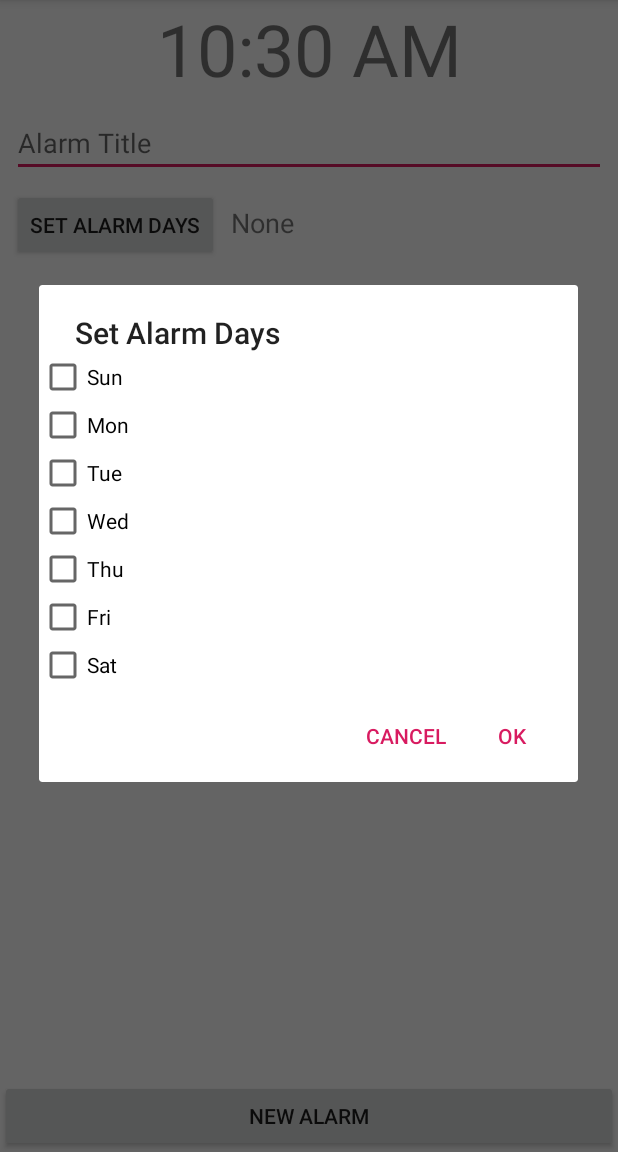
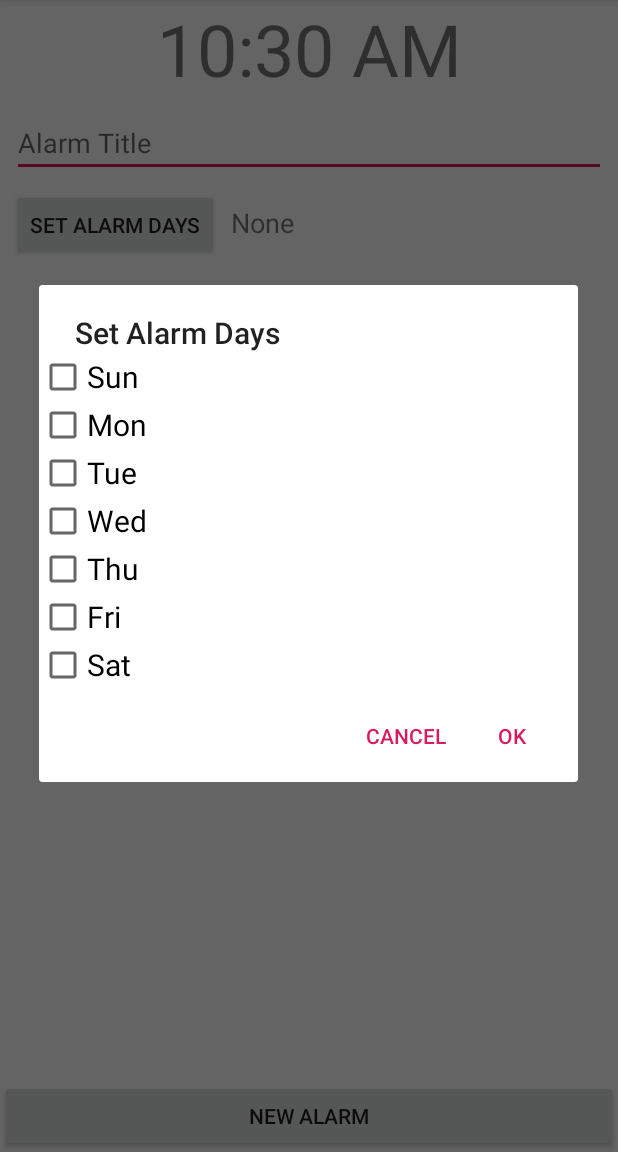
Before and after one commit to cabrito/SleeperBot, an Android app: the SetAlarmActivity screen opened directly, with no data from a screen before it, after a tap on "SET ALARM DAYS", on a phone screen of 412 x 824 dp, the part 84-1236 px from its top. Run offline under Robolectric (Android 15) with nearby library versions, the phone set to English and light mode, and no system bars.

Commit message:
DaysOfWeekDialog now functions properly for new alarms.

```diff
--- a/app/src/main/java/io/github/cabrito/sleeperbot/activities/SetAlarmActivity.java
+++ b/app/src/main/java/io/github/cabrito/sleeperbot/activities/SetAlarmActivity.java
@@ -8,7 +8,6 @@ import android.content.Intent;
 import android.content.SharedPreferences;
 import android.support.v7.app.AppCompatActivity;
 import android.os.Bundle;
-import android.text.format.DateFormat;
 import android.view.View;
 import android.widget.Button;
 import android.widget.EditText;
@@ -25,6 +24,7 @@ import io.github.cabrito.sleeperbot.fragments.DaysOfWeekDialog;
 import io.github.cabrito.sleeperbot.fragments.TimePickerFragment;
 import io.github.cabrito.sleeperbot.util.Alarm;
 import io.github.cabrito.sleeperbot.util.AlarmReceiver;
+import io.github.cabrito.sleeperbot.util.UtilTime;
 
 public class SetAlarmActivity extends AppCompatActivity implements  TimePickerDialog.OnTimeSetListener,
                                                                     DaysOfWeekDialog.DaysOfWeekDialogListener
@@ -33,7 +33,7 @@ public class SetAlarmActivity extends AppCompatActivity implements  TimePickerDi
     TextView timeTextView;
     TextView daysTextView;
     EditText alarmTitleField;
-    boolean[] daysSet;
+    boolean[] daysActivated;
 
     @Override
     protected void onCreate(Bundle savedInstanceState)
@@ -41,6 +41,7 @@ public class SetAlarmActivity extends AppCompatActivity implements  TimePickerDi
         super.onCreate(savedInstanceState);
         setContentView(R.layout.activity_set_alarm);
 
+        // TODO: Reuse this screen for existing alarms by grabbing an Intent with args
         timeTextView = (TextView) findViewById(R.id.textview_activity_setalarm_time);
         daysTextView = (TextView) findViewById(R.id.textview_activity_setalarm_daysofweek);
         alarmTitleField = (EditText) findViewById(R.id.edittext_activity_setalarm_alarmtitle);
@@ -51,12 +52,11 @@ public class SetAlarmActivity extends AppCompatActivity implements  TimePickerDi
         if(savedInstanceState == null)
         {
             calendar = Calendar.getInstance();
-            timeTextView.setText(formatTime(calendar));
+            timeTextView.setText(UtilTime.formatTime(this, calendar));
         }
 
-        // TODO: Make method to detect if all days are false
-        if (isNoDaySet(daysSet))
-            daysTextView.setText(R.string.activity_setalarm_none);
+        // Go ahead and put the days the alarm should be activating
+        daysTextView.setText(UtilTime.daysActivated(this, daysActivated));
 
         // Set the appropriate listeners
         button.setOnClickListener(new View.OnClickListener()
@@ -104,7 +104,14 @@ public class SetAlarmActivity extends AppCompatActivity implements  TimePickerDi
         calendar.set(Calendar.SECOND, 0);
 
         // Put the locale-aware text in the view
-        timeTextView.setText(formatTime(calendar));
+        timeTextView.setText(UtilTime.formatTime(this, calendar));
+    }
+
+    @Override
+    public void checkDays(boolean[] daysOfWeek)
+    {
+        this.daysActivated = daysOfWeek;
+        daysTextView.setText(UtilTime.daysActivated(this, daysActivated));
     }
 
     // NOTE: Android calls onCreate(), onSaveInstanceState(), and onRestoreInstanceState() in that order!
@@ -118,6 +125,7 @@ public class SetAlarmActivity extends AppCompatActivity implements  TimePickerDi
         super.onSaveInstanceState(outState);
         outState.putInt("hour", calendar.get(Calendar.HOUR_OF_DAY));
         outState.putInt("minute", calendar.get(Calendar.MINUTE));
+        outState.putBooleanArray("daysActivated", daysActivated);
     }
 
     @Override
@@ -128,12 +136,12 @@ public class SetAlarmActivity extends AppCompatActivity implements  TimePickerDi
         calendar = Calendar.getInstance();
         calendar.set(Calendar.HOUR_OF_DAY, savedInstanceState.getInt("hour"));
         calendar.set(Calendar.MINUTE, savedInstanceState.getInt("minute"));
+        daysActivated = savedInstanceState.getBooleanArray("daysActivated");
 
-        // Put the locale-aware text in the view
-        timeTextView.setText(formatTime(calendar));
+        // Put the locale-aware text in the views
+        timeTextView.setText(UtilTime.formatTime(this, calendar));
+        daysTextView.setText(UtilTime.daysActivated(this, daysActivated));
 
-        // TODO: URGENT!!! Rotation does not preserve the days set.
-        formatDaysText();
     }
 
     /**
@@ -157,7 +165,7 @@ public class SetAlarmActivity extends AppCompatActivity implements  TimePickerDi
         Alarm alarm = new Alarm(
                 alarmTitleField.getText().toString(),
                 c.get(Calendar.HOUR_OF_DAY), c.get(Calendar.MINUTE),
-                daysSet,
+                daysActivated,
                 true);
 
         SharedPreferences alarmsPreferences = getSharedPreferences(
@@ -174,67 +182,15 @@ public class SetAlarmActivity extends AppCompatActivity implements  TimePickerDi
         finish();
     }
 
-    /**
-     * Formats the time specific to the device's locale
-     * @param c Calendar containing a specific time.
-     * @return  Formatted time as a String, such as "22:04" or "10:04 PM".
-     */
-    private String formatTime(Calendar c)
-    {
-        return DateFormat.getTimeFormat(this).format(c.getTime());
-    }
-
     private void openDaysOfWeekDialog()
     {
+        Bundle args = new Bundle();
+        if (daysActivated != null)
+            args.putBooleanArray("daysActivated", daysActivated);
+        else
+            args.putBooleanArray("daysActivated", new boolean[7]);
         DaysOfWeekDialog dialog = new DaysOfWeekDialog();
+        dialog.setArguments(args);
         dialog.show(getSupportFragmentManager(), "Days of Week Dialog");
     }
-
-    @Override
-    public void checkDays(boolean[] daysOfWeek)
-    {
-        this.daysSet = daysOfWeek;
-        formatDaysText();
-    }
-
-    private void formatDaysText()
-    {
-        if (daysSet == null)
-        {
-            daysTextView.setText(R.string.activity_setalarm_none);
-            return;
-        }
-
-        // TODO: Avoid hard-coding the language here.
-        String[] daysOfWeek = new String[]{
-                "Sun",
-                "Mon",
-                "Tue",
-                "Wed",
-                "Thu",
-                "Fri",
-                "Sat"};
-        StringBuilder sb = new StringBuilder();
-        for (int i = 0; i < daysOfWeek.length; i++)
-        {
-            if (daysSet[i])
-            {
-                sb.append(daysOfWeek[i]).append(" ");
-            }
-        }
-        daysTextView.setText(sb.toString());
-    }
-
-    private boolean isNoDaySet(boolean[] days)
-    {
-        if (days == null)
-            return true;
-
-        for (boolean b : days)
-        {
-            if (b)
-                return false;
-        }
-        return true;
-    }
 }
--- a/app/src/main/java/io/github/cabrito/sleeperbot/fragments/DaysOfWeekDialog.java
+++ b/app/src/main/java/io/github/cabrito/sleeperbot/fragments/DaysOfWeekDialog.java
@@ -22,6 +22,7 @@ public class DaysOfWeekDialog extends AppCompatDialogFragment
                         friday,
                         saturday;
     private DaysOfWeekDialogListener listener;
+    private boolean[] days;
     private final int NUMBER_OF_DAYS_IN_WEEK = 7;
 
     @Override
@@ -33,13 +34,16 @@ public class DaysOfWeekDialog extends AppCompatDialogFragment
         View view = layoutInflater.inflate(R.layout.layout_dialog_daysofweek, null);
 
         // Find all the checkboxes
-        sunday = view.findViewById(R.id.checkbox_dialog_daysofweek_sunday);
-        monday = view.findViewById(R.id.checkbox_dialog_daysofweek_monday);
-        tuesday = view.findViewById(R.id.checkbox_dialog_daysofweek_tuesday);
-        wednesday = view.findViewById(R.id.checkbox_dialog_daysofweek_wednesday);
-        thursday = view.findViewById(R.id.checkbox_dialog_daysofweek_thursday);
-        friday = view.findViewById(R.id.checkbox_dialog_daysofweek_friday);
-        saturday = view.findViewById(R.id.checkbox_dialog_daysofweek_saturday);
+        sunday      = view.findViewById(R.id.checkbox_dialog_daysofweek_sunday);
+        monday      = view.findViewById(R.id.checkbox_dialog_daysofweek_monday);
+        tuesday     = view.findViewById(R.id.checkbox_dialog_daysofweek_tuesday);
+        wednesday   = view.findViewById(R.id.checkbox_dialog_daysofweek_wednesday);
+        thursday    = view.findViewById(R.id.checkbox_dialog_daysofweek_thursday);
+        friday      = view.findViewById(R.id.checkbox_dialog_daysofweek_friday);
+        saturday    = view.findViewById(R.id.checkbox_dialog_daysofweek_saturday);
+
+        days = getArguments().getBooleanArray("daysActivated");
+        initCheckboxes(days);
 
         builder.setView(view)
                 .setTitle(R.string.dialog_set_daysofweek_title)
@@ -48,8 +52,6 @@ public class DaysOfWeekDialog extends AppCompatDialogFragment
                     @Override
                     public void onClick(DialogInterface dialog, int which)
                     {
-                        boolean[] days = new boolean[NUMBER_OF_DAYS_IN_WEEK];
-
                         days[0] = sunday.isChecked();
                         days[1] = monday.isChecked();
                         days[2] = tuesday.isChecked();
@@ -86,6 +88,20 @@ public class DaysOfWeekDialog extends AppCompatDialogFragment
         }
     }
 
+    private void initCheckboxes(boolean[] daysActivated)
+    {
+        if (daysActivated != null)
+        {
+            sunday.setChecked(daysActivated[0]);
+            monday.setChecked(daysActivated[1]);
+            tuesday.setChecked(daysActivated[2]);
+            wednesday.setChecked(daysActivated[3]);
+            thursday.setChecked(daysActivated[4]);
+            friday.setChecked(daysActivated[5]);
+            saturday.setChecked(daysActivated[6]);
+        }
+    }
+
     public interface DaysOfWeekDialogListener
     {
         void checkDays(boolean[] daysOfWeek);
--- a/app/src/main/java/io/github/cabrito/sleeperbot/util/UtilTime.java
+++ b/app/src/main/java/io/github/cabrito/sleeperbot/util/UtilTime.java
@@ -49,7 +49,7 @@ public class UtilTime
         return DateFormat.getTimeFormat(context).format(c.getTime());
     }
 
-    private static boolean isWeekendsOnly(boolean[] daysArray)
+    private static boolean isWeekdaysOnly(boolean[] daysArray)
     {
         // If either Sun or Sat are activated, it's not weekdays only
         if (daysArray[0] || daysArray[NUMBER_OF_DAYS_OF_WEEK - 1])
@@ -66,7 +66,7 @@ public class UtilTime
         return true;
     }
 
-    private static boolean isWeekdaysOnly(boolean[] daysArray)
+    private static boolean isWeekendsOnly(boolean[] daysArray)
     {
         // If neither Sun nor Sat are activated, it's not weekends only.
         if (!daysArray[0] || !daysArray[NUMBER_OF_DAYS_OF_WEEK - 1])
--- a/app/src/main/res/layout/layout_dialog_daysofweek.xml
+++ b/app/src/main/res/layout/layout_dialog_daysofweek.xml
@@ -3,6 +3,7 @@
     xmlns:android="http://schemas.android.com/apk/res/android"
     android:layout_width="match_parent"
     android:layout_height="match_parent"
+    android:layout_margin="16dp"
     android:orientation="vertical">
 
     <CheckBox
@@ -10,48 +11,48 @@
         android:layout_width="wrap_content"
         android:layout_height="wrap_content"
         android:text="@string/short_sunday"
-        android:textSize="14sp"/>
+        android:textSize="20sp"/>
 
     <CheckBox
         android:id="@+id/checkbox_dialog_daysofweek_monday"
         android:layout_width="wrap_content"
         android:layout_height="wrap_content"
         android:text="@string/short_monday"
-        android:textSize="14sp"/>
+        android:textSize="20sp"/>
 
     <CheckBox
         android:id="@+id/checkbox_dialog_daysofweek_tuesday"
         android:layout_width="wrap_content"
         android:layout_height="wrap_content"
         android:text="@string/short_tuesday"
-        android:textSize="14sp"/>
+        android:textSize="20sp"/>
 
     <CheckBox
         android:id="@+id/checkbox_dialog_daysofweek_wednesday"
         android:layout_width="wrap_content"
         android:layout_height="wrap_content"
         android:text="@string/short_wednesday"
-        android:textSize="14sp"/>
+        android:textSize="20sp"/>
 
     <CheckBox
         android:id="@+id/checkbox_dialog_daysofweek_thursday"
         android:layout_width="wrap_content"
         android:layout_height="wrap_content"
         android:text="@string/short_thursday"
-        android:textSize="14sp"/>
+        android:textSize="20sp"/>
 
     <CheckBox
         android:id="@+id/checkbox_dialog_daysofweek_friday"
         android:layout_width="wrap_content"
         android:layout_height="wrap_content"
         android:text="@string/short_friday"
-        android:textSize="14sp"/>
+        android:textSize="20sp"/>
 
     <CheckBox
         android:id="@+id/checkbox_dialog_daysofweek_saturday"
         android:layout_width="wrap_content"
         android:layout_height="wrap_content"
         android:text="@string/short_saturday"
-        android:textSize="14sp"/>
+        android:textSize="20sp"/>
 
 </LinearLayout>
```
